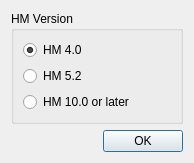
First picture: the form in src/views/bitstreamversionselector.ui, repository lheric/GitlHEVCAnalyzer, before the edit.
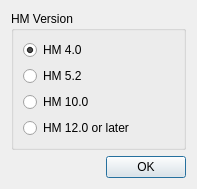
Second picture: the form after the edit.

Patch:
```diff
--- a/src/views/bitstreamversionselector.ui
+++ b/src/views/bitstreamversionselector.ui
@@ -6,8 +6,8 @@
    <rect>
     <x>0</x>
     <y>0</y>
-    <width>194</width>
-    <height>152</height>
+    <width>197</width>
+    <height>165</height>
    </rect>
   </property>
   <property name="windowTitle">
@@ -50,7 +50,14 @@
              <bool>true</bool>
             </property>
             <property name="text">
-             <string>HM 10.0 or later</string>
+             <string>HM 10.0</string>
+            </property>
+           </widget>
+          </item>
+          <item>
+           <widget class="QRadioButton" name="version120">
+            <property name="text">
+             <string>HM 12.0 or later</string>
             </property>
            </widget>
           </item>
```
